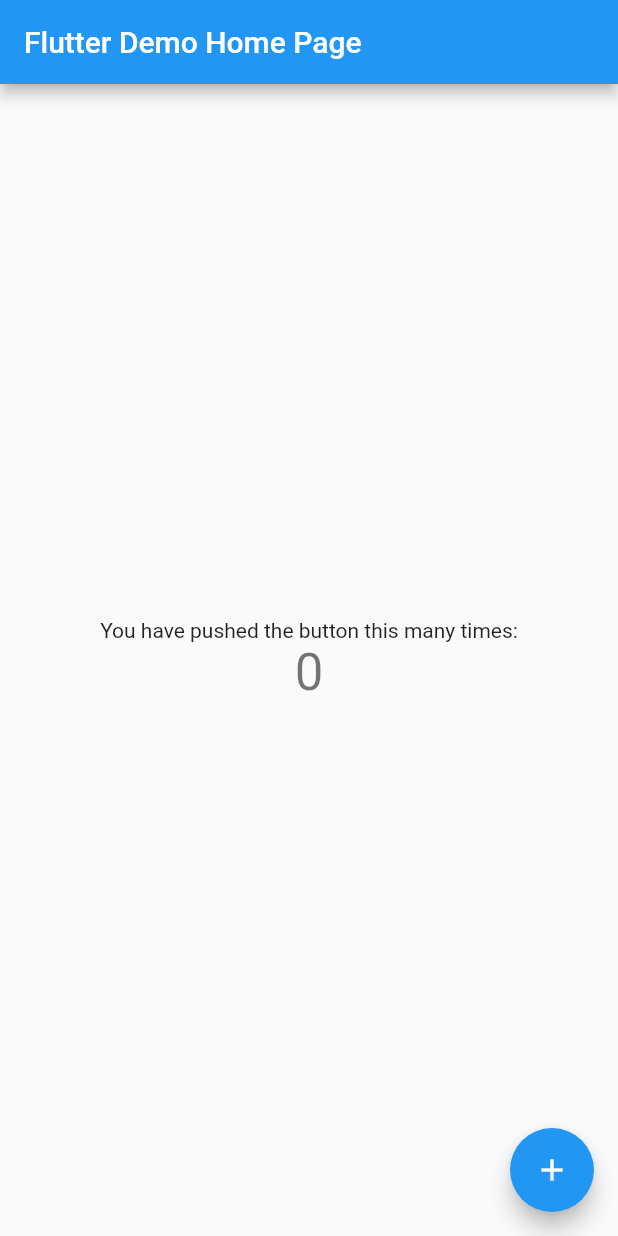
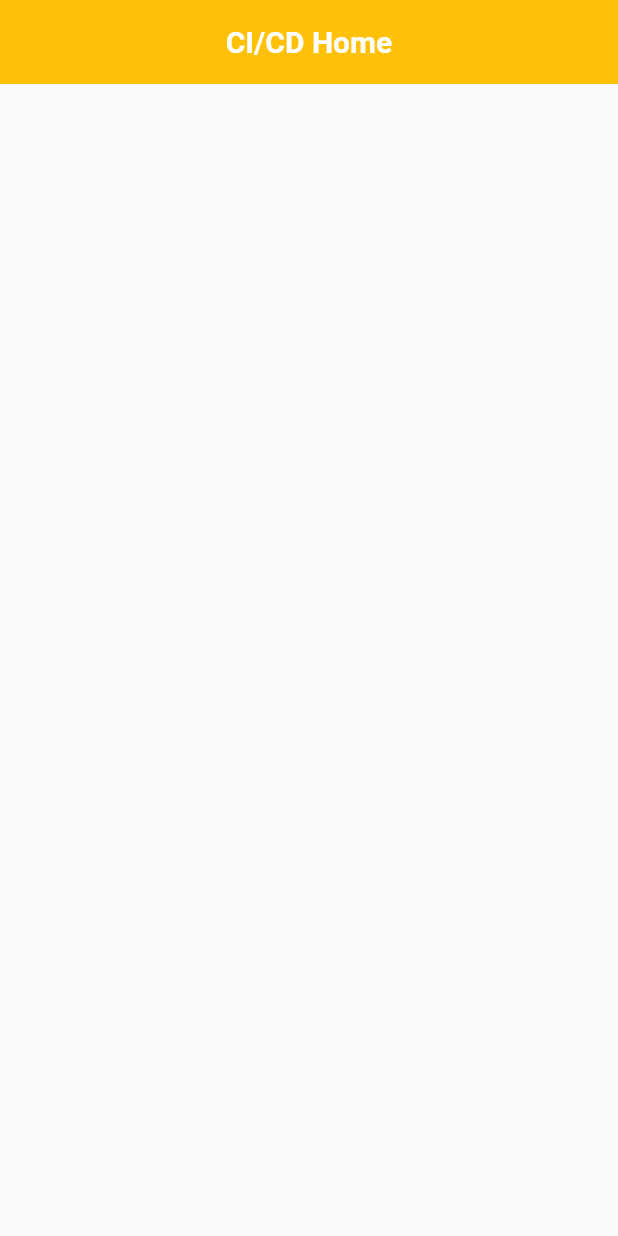
Before and after one commit to sidathrathnayake/poc_cicd_flutter, a Flutter app: the screen it shows after launch, on a phone screen of 412 x 824 dp. Run offline on Flutter 3.47's test engine with Material 2 defaults, Android fonts, the phone set to English and light mode, and no system bars.

Commit message:
Second Commit

```diff
--- /dev/null
+++ b/lib/cicd_home.dart
@@ -0,0 +1,31 @@
+import 'package:flutter/material.dart';
+
+class CICDHome extends StatelessWidget {
+  const CICDHome({Key? key}) : super(key: key);
+
+  @override
+  Widget build(BuildContext context) {
+    var size = MediaQuery.of(context).size;
+    return Scaffold(
+        appBar: AppBar(
+          elevation: 0,
+          centerTitle: true,
+          title: const Text(
+            'CI/CD Home',
+            textAlign: TextAlign.center,
+            style: TextStyle(
+              color: Colors.white,
+              fontWeight: FontWeight.bold,
+            ),
+          ),
+        ),
+        body: SizedBox(
+            height: size.height,
+            child: Column(children: [
+              Column(
+                  crossAxisAlignment: CrossAxisAlignment.center,
+                  mainAxisAlignment: MainAxisAlignment.center),
+              Expanded(child: Container())
+            ])));
+  }
+}
--- a/lib/main.dart
+++ b/lib/main.dart
@@ -1,4 +1,5 @@
 import 'package:flutter/material.dart';
+import 'package:poc_cicd_flutter/cicd_home.dart';
 
 void main() {
   runApp(const MyApp());
@@ -13,103 +14,9 @@
     return MaterialApp(
       title: 'Flutter Demo',
       theme: ThemeData(
-        // This is the theme of your application.
-        //
-        // Try running your application with "flutter run". You'll see the
-        // application has a blue toolbar. Then, without quitting the app, try
-        // changing the primarySwatch below to Colors.green and then invoke
-        // "hot reload" (press "r" in the console where you ran "flutter run",
-        // or simply save your changes to "hot reload" in a Flutter IDE).
-        // Notice that the counter didn't reset back to zero; the application
-        // is not restarted.
-        primarySwatch: Colors.blue,
+        primarySwatch: Colors.amber,
       ),
-      home: const MyHomePage(title: 'Flutter Demo Home Page'),
+      home: const CICDHome(),
     );
   }
 }
-
-class MyHomePage extends StatefulWidget {
-  const MyHomePage({Key? key, required this.title}) : super(key: key);
-
-  // This widget is the home page of your application. It is stateful, meaning
-  // that it has a State object (defined below) that contains fields that affect
-  // how it looks.
-
-  // This class is the configuration for the state. It holds the values (in this
-  // case the title) provided by the parent (in this case the App widget) and
-  // used by the build method of the State. Fields in a Widget subclass are
-  // always marked "final".
-
-  final String title;
-
-  @override
-  State<MyHomePage> createState() => _MyHomePageState();
-}
-
-class _MyHomePageState extends State<MyHomePage> {
-  int _counter = 0;
-
-  void _incrementCounter() {
-    setState(() {
-      // This call to setState tells the Flutter framework that something has
-      // changed in this State, which causes it to rerun the build method below
-      // so that the display can reflect the updated values. If we changed
-      // _counter without calling setState(), then the build method would not be
-      // called again, and so nothing would appear to happen.
-      _counter++;
-    });
-  }
-
-  @override
-  Widget build(BuildContext context) {
-    // This method is rerun every time setState is called, for instance as done
-    // by the _incrementCounter method above.
-    //
-    // The Flutter framework has been optimized to make rerunning build methods
-    // fast, so that you can just rebuild anything that needs updating rather
-    // than having to individually change instances of widgets.
-    return Scaffold(
-      appBar: AppBar(
-        // Here we take the value from the MyHomePage object that was created by
-        // the App.build method, and use it to set our appbar title.
-        title: Text(widget.title),
-      ),
-      body: Center(
-        // Center is a layout widget. It takes a single child and positions it
-        // in the middle of the parent.
-        child: Column(
-          // Column is also a layout widget. It takes a list of children and
-          // arranges them vertically. By default, it sizes itself to fit its
-          // children horizontally, and tries to be as tall as its parent.
-          //
-          // Invoke "debug painting" (press "p" in the console, choose the
-          // "Toggle Debug Paint" action from the Flutter Inspector in Android
-          // Studio, or the "Toggle Debug Paint" command in Visual Studio Code)
-          // to see the wireframe for each widget.
-          //
-          // Column has various properties to control how it sizes itself and
-          // how it positions its children. Here we use mainAxisAlignment to
-          // center the children vertically; the main axis here is the vertical
-          // axis because Columns are vertical (the cross axis would be
-          // horizontal).
-          mainAxisAlignment: MainAxisAlignment.center,
-          children: <Widget>[
-            const Text(
-              'You have pushed the button this many times:',
-            ),
-            Text(
-              '$_counter',
-              style: Theme.of(context).textTheme.headline4,
-            ),
-          ],
-        ),
-      ),
-      floatingActionButton: FloatingActionButton(
-        onPressed: _incrementCounter,
-        tooltip: 'Increment',
-        child: const Icon(Icons.add),
-      ), // This trailing comma makes auto-formatting nicer for build methods.
-    );
-  }
-}
```
